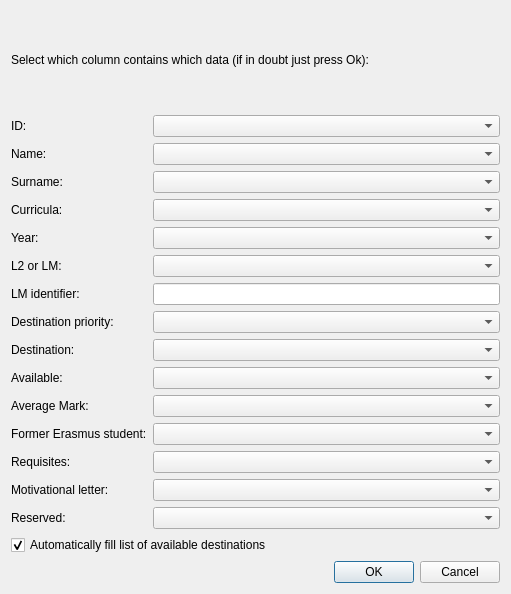
Above: xlsxsettings.ui from zorbaproject/cresta before the change. Below: the same form after it.
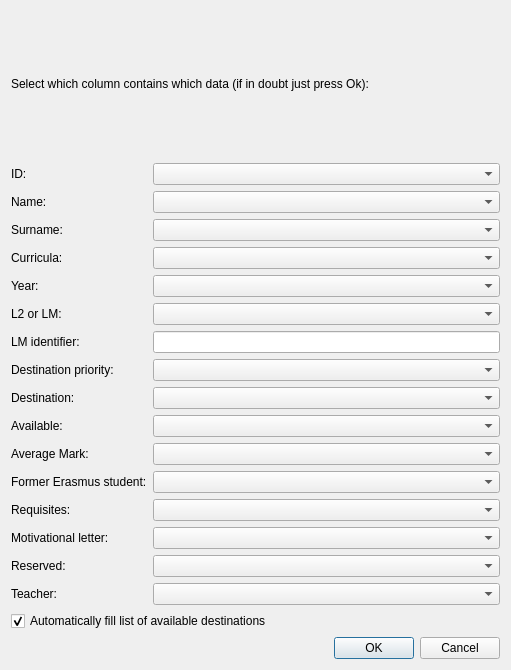
That is the form after the change.

Diff of the .ui file:
```diff
--- a/xlsxsettings.ui
+++ b/xlsxsettings.ui
@@ -7,7 +7,7 @@
     <x>0</x>
     <y>0</y>
     <width>511</width>
-    <height>594</height>
+    <height>670</height>
    </rect>
   </property>
   <property name="windowTitle">
@@ -37,6 +37,9 @@
        </property>
       </widget>
      </item>
+     <item row="13" column="1">
+      <widget class="QComboBox" name="xs_letter"/>
+     </item>
      <item row="11" column="1">
       <widget class="QComboBox" name="xs_former"/>
      </item>
@@ -137,6 +140,9 @@
      <item row="10" column="1">
       <widget class="QComboBox" name="xs_meanvote"/>
      </item>
+     <item row="14" column="1">
+      <widget class="QComboBox" name="xs_reserved"/>
+     </item>
      <item row="2" column="1">
       <widget class="QComboBox" name="xs_surname"/>
      </item>
@@ -167,11 +173,15 @@
        </property>
       </widget>
      </item>
-     <item row="13" column="1">
-      <widget class="QComboBox" name="xs_letter"/>
+     <item row="15" column="1">
+      <widget class="QComboBox" name="xs_teacher"/>
      </item>
-     <item row="14" column="1">
-      <widget class="QComboBox" name="xs_reserved"/>
+     <item row="15" column="0">
+      <widget class="QLabel" name="label_17">
+       <property name="text">
+        <string>Teacher:</string>
+       </property>
+      </widget>
      </item>
     </layout>
    </item>
```
